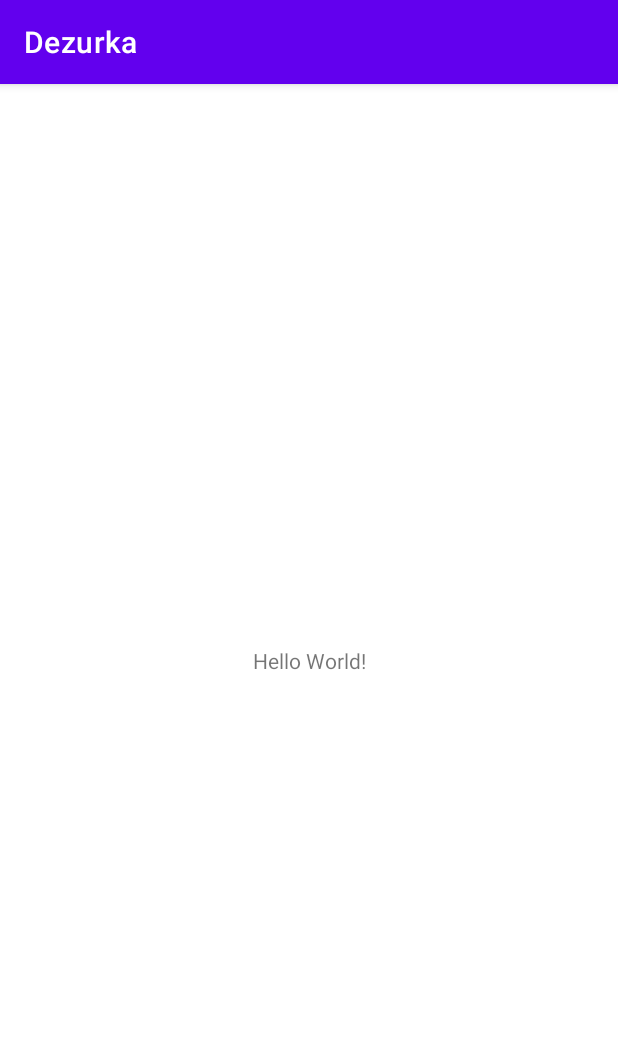
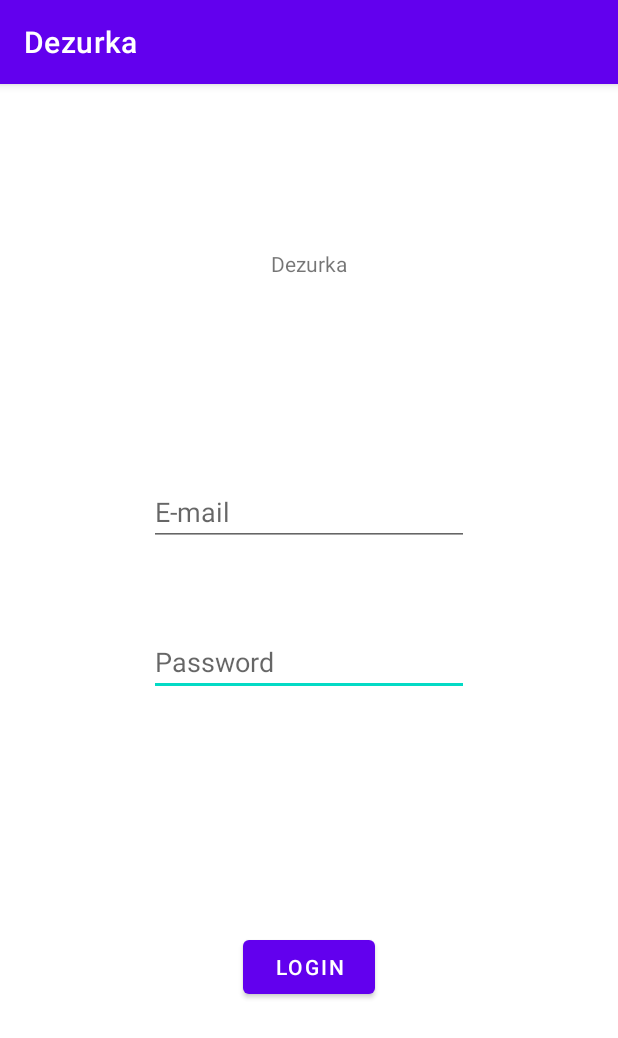
Before and after one commit to kofolmarko/Dezurka, an Android app: the screen it shows after launch (MainActivity before the commit, LoginActivity after it), on a phone screen of 412 x 824 dp. Shown: the top 1038 px of the screen. Run offline under Robolectric (Android 15) with nearby library versions, the phone set to English and light mode, and no system bars; our stand-ins replace Firebase (no records; nobody signed in at launch, a user with empty details on screens opened directly).

Commit message:
Register user via email on Firebase.

```diff
--- a/app/build.gradle
+++ b/app/build.gradle
@@ -34,6 +34,7 @@ dependencies {
     implementation 'androidx.appcompat:appcompat:1.4.1'
     implementation 'com.google.android.material:material:1.5.0'
     implementation 'androidx.constraintlayout:constraintlayout:2.1.3'
+    implementation 'com.google.firebase:firebase-auth'
     testImplementation 'junit:junit:4.13.2'
     androidTestImplementation 'androidx.test.ext:junit:1.1.3'
     androidTestImplementation 'androidx.test.espresso:espresso-core:3.4.0'
--- a/app/src/main/AndroidManifest.xml
+++ b/app/src/main/AndroidManifest.xml
@@ -10,6 +10,15 @@
         android:supportsRtl="true"
         android:theme="@style/Theme.Dezurka">
         <activity
+            android:name=".LoginActivity"
+            android:exported="true">
+            <intent-filter>
+                <action android:name="android.intent.action.MAIN" />
+
+                <category android:name="android.intent.category.LAUNCHER" />
+            </intent-filter>
+        </activity>
+        <!--><activity
             android:name=".MainActivity"
             android:exported="true">
             <intent-filter>
@@ -17,7 +26,7 @@
 
                 <category android:name="android.intent.category.LAUNCHER" />
             </intent-filter>
-        </activity>
+        </activity><-->
     </application>
 
 </manifest>
--- /dev/null
+++ b/app/src/main/java/si/uni_lj/fe/tnuv/dezurka/LoginActivity.java
@@ -0,0 +1,76 @@
+package si.uni_lj.fe.tnuv.dezurka;
+
+import static android.content.ContentValues.TAG;
+
+import androidx.annotation.NonNull;
+import androidx.appcompat.app.AppCompatActivity;
+
+import android.os.Bundle;
+import android.util.Log;
+import android.view.View;
+import android.widget.Button;
+import android.widget.EditText;
+import android.widget.Toast;
+
+import com.google.android.gms.tasks.OnCompleteListener;
+import com.google.android.gms.tasks.Task;
+import com.google.firebase.auth.AuthResult;
+import com.google.firebase.auth.FirebaseAuth;
+import com.google.firebase.auth.FirebaseUser;
+
+public class LoginActivity extends AppCompatActivity {
+
+    private FirebaseAuth mAuth;
+
+    private Button loginBtn;
+
+    @Override
+    protected void onCreate(Bundle savedInstanceState) {
+        super.onCreate(savedInstanceState);
+        setContentView(R.layout.activity_login);
+
+        mAuth = FirebaseAuth.getInstance();
+        loginBtn = (Button) findViewById(R.id.login_btn);
+    }
+
+    @Override
+    public void onStart() {
+        super.onStart();
+        // Check if user is signed in (non-null) and update UI accordingly.
+        FirebaseUser currentUser = mAuth.getCurrentUser();
+        if(currentUser != null){
+            //reload();
+            System.out.println("User is signed in");
+        }
+        loginBtn.setOnClickListener(v -> {
+            EditText email = findViewById(R.id.email_input);
+            EditText password = findViewById(R.id.password_input);
+            //Toast.makeText(getApplicationContext(), username.getText().toString() + ' ' + password.getText().toString(),
+            //        Toast.LENGTH_LONG).show();
+            createAccount(
+                    email.getText().toString(),
+                    password.getText().toString()
+            );
+        });
+    }
+
+    public void createAccount(String email, String password) {
+        mAuth.createUserWithEmailAndPassword(email, password)
+                .addOnCompleteListener(this, task -> {
+                    if (task.isSuccessful()) {
+                        // Sign in success, update UI with the signed-in user's information
+                        Log.d(TAG, "createUserWithEmail:success");
+                        FirebaseUser user = mAuth.getCurrentUser();
+                        //updateUI(user);
+                        Toast.makeText(getApplicationContext(), "Sign in successful " + user,
+                                Toast.LENGTH_SHORT).show();
+                    } else {
+                        // If sign in fails, display a message to the user.
+                        Log.w(TAG, "createUserWithEmail:failure", task.getException());
+                        Toast.makeText(getApplicationContext(), "Authentication failed.",
+                                Toast.LENGTH_SHORT).show();
+                        //updateUI(null);
+                    }
+                });
+    }
+}
--- /dev/null
+++ b/app/src/main/res/layout/activity_login.xml
@@ -0,0 +1,59 @@
+<?xml version="1.0" encoding="utf-8"?>
+<androidx.constraintlayout.widget.ConstraintLayout xmlns:android="http://schemas.android.com/apk/res/android"
+    xmlns:app="http://schemas.android.com/apk/res-auto"
+    xmlns:tools="http://schemas.android.com/tools"
+    android:layout_width="match_parent"
+    android:layout_height="match_parent"
+    tools:context=".LoginActivity">
+
+    <EditText
+        android:id="@+id/password_input"
+        android:layout_width="wrap_content"
+        android:layout_height="wrap_content"
+        android:ems="10"
+        android:inputType="textPassword"
+        android:hint="@string/password_hint"
+        app:layout_constraintBottom_toTopOf="@+id/login_btn"
+        app:layout_constraintEnd_toEndOf="parent"
+        app:layout_constraintStart_toStartOf="parent"
+        app:layout_constraintTop_toTopOf="parent"
+        app:layout_constraintVertical_bias="0.698"
+        android:importantForAutofill="no" />
+
+    <Button
+        android:id="@+id/login_btn"
+        android:layout_width="wrap_content"
+        android:layout_height="wrap_content"
+        android:text="@string/login_btn"
+        app:layout_constraintBottom_toBottomOf="parent"
+        app:layout_constraintEnd_toEndOf="parent"
+        app:layout_constraintStart_toStartOf="parent"
+        app:layout_constraintTop_toTopOf="parent"
+        app:layout_constraintVertical_bias="0.784" />
+
+    <EditText
+        android:id="@+id/email_input"
+        android:layout_width="wrap_content"
+        android:layout_height="wrap_content"
+        android:ems="10"
+        android:inputType="textEmailAddress"
+        android:hint="@string/email_hint"
+        app:layout_constraintBottom_toTopOf="@+id/password_input"
+        app:layout_constraintEnd_toEndOf="parent"
+        app:layout_constraintStart_toStartOf="parent"
+        app:layout_constraintTop_toTopOf="parent"
+        app:layout_constraintVertical_bias="0.828"
+        android:importantForAutofill="no" />
+
+    <TextView
+        android:id="@+id/textView"
+        android:layout_width="wrap_content"
+        android:layout_height="wrap_content"
+        android:text="@string/app_name"
+        app:layout_constraintBottom_toTopOf="@+id/email_input"
+        app:layout_constraintEnd_toEndOf="parent"
+        app:layout_constraintStart_toStartOf="parent"
+        app:layout_constraintTop_toTopOf="parent"
+        app:layout_constraintVertical_bias="0.453" />
+
+</androidx.constraintlayout.widget.ConstraintLayout>
--- a/app/src/main/res/values/strings.xml
+++ b/app/src/main/res/values/strings.xml
@@ -1,3 +1,7 @@
 <resources>
     <string name="app_name">Dezurka</string>
+    <string name="login_btn">Login</string>
+    <string name="username_hint">Username</string>
+    <string name="password_hint">Password</string>
+    <string name="email_hint">E-mail</string>
 </resources>
```
